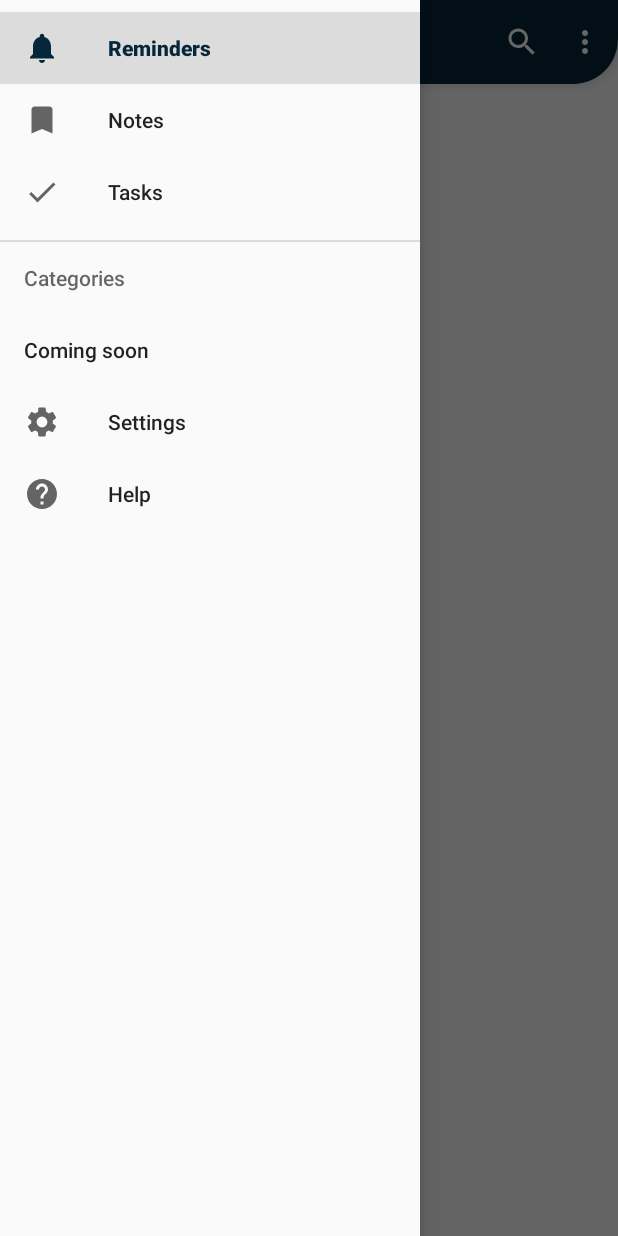
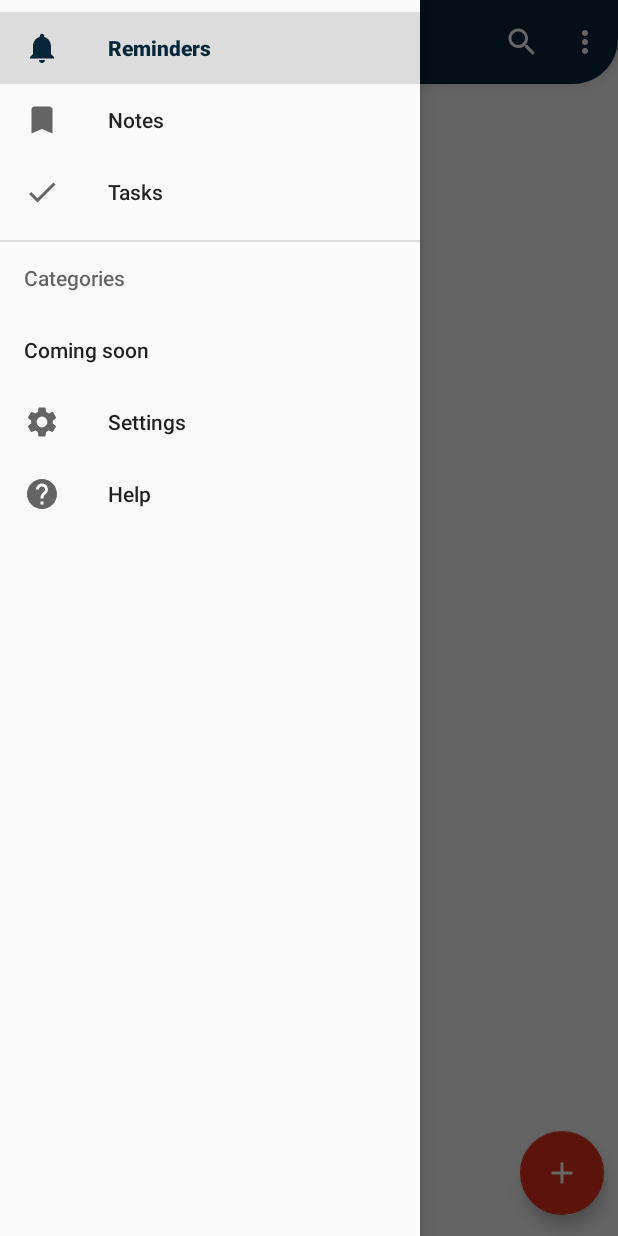
Before and after one commit to EGAMAGZ/Keeper-Deprecated-, an Android app: the fragment TasksFragment placed in its activity, with the side drawer open, on a phone screen of 412 x 824 dp. Run offline under Robolectric (Android 15) with nearby library versions, the phone set to English and light mode, and no system bars.

Commit message:
Added Floating button on TaskFragment that redirect to addTaskActivty, changed db in task_id the way to store task_id

```diff
--- a/app/src/main/java/com/android/keeper/MainActivity.java
+++ b/app/src/main/java/com/android/keeper/MainActivity.java
@@ -23,6 +23,7 @@ import android.widget.Toast;
 import com.android.keeper.fragments.NotesFragment;
 import com.android.keeper.fragments.RemindersFragment;
 import com.android.keeper.fragments.TasksFragment;
+import com.android.keeper.localdb.SQLiteConnection;
 
 public class MainActivity extends AppCompatActivity implements NavigationView.OnNavigationItemSelectedListener {
     private DrawerLayout drawer;
@@ -32,6 +33,8 @@ public class MainActivity extends AppCompatActivity implements NavigationView.On
     protected void onCreate(Bundle savedInstanceState) {
         super.onCreate(savedInstanceState);
         setContentView(R.layout.activity_main);
+
+        SQLiteConnection conn=new SQLiteConnection(this,"keeper_db",null,1);//Creation of Database(SQLite)
 
         NavigationView navigationView=findViewById(R.id.nav_view); //Gets Navigation View (Lateral Menu)
         navigationView.setNavigationItemSelectedListener(this); //Sets Item Listener to Navigation View
--- a/app/src/main/java/com/android/keeper/fragments/TasksFragment.java
+++ b/app/src/main/java/com/android/keeper/fragments/TasksFragment.java
@@ -1,19 +1,37 @@
 package com.android.keeper.fragments;
 
+import android.content.Intent;
 import android.os.Bundle;
 import android.support.annotation.NonNull;
 import android.support.annotation.Nullable;
+import android.support.design.widget.FloatingActionButton;
 import android.support.v4.app.Fragment;
 import android.view.LayoutInflater;
 import android.view.View;
 import android.view.ViewGroup;
 
+import com.android.keeper.AddTaskActivity;
 import com.android.keeper.R;
 
 public class TasksFragment extends Fragment {
+
+    private View fragmentView;
+    private FloatingActionButton addTaskBtn;
+
     @Nullable
     @Override
     public View onCreateView(@NonNull LayoutInflater inflater, @Nullable ViewGroup container, @Nullable Bundle savedInstanceState) {
-        return inflater.inflate(R.layout.fragment_tasks,container,false);
+        fragmentView=inflater.inflate(R.layout.fragment_tasks,container,false);
+
+        addTaskBtn =(FloatingActionButton) fragmentView.findViewById(R.id.addtask_flt_btn);
+        addTaskBtn.setOnClickListener(new View.OnClickListener() {
+            @Override
+            public void onClick(View view) {
+                Intent intent=new Intent(getActivity(), AddTaskActivity.class);
+                startActivity(intent);
+            }
+        });
+
+        return fragmentView;
     }
 }
--- a/app/src/main/java/com/android/keeper/localdb/utilities/TasksUtilities.java
+++ b/app/src/main/java/com/android/keeper/localdb/utilities/TasksUtilities.java
@@ -6,5 +6,5 @@ public class TasksUtilities {
     public static final String COLUMN_TASK_TITLE="task_title";
     public static final String COLUMN_TASK_DESCRIPTION="task_description";
 
-    public static final String CREATE_TASKS_TABLE="CREATE TABLE "+TABLE_NAME+"("+COLUMN_TASK_ID+" INTEGER,"+COLUMN_TASK_TITLE+" TEXT,"+COLUMN_TASK_DESCRIPTION+" TEXT)";
+    public static final String CREATE_TASKS_TABLE="CREATE TABLE "+TABLE_NAME+"("+COLUMN_TASK_ID+" INTEGER PRIMARY KEY NULL,"+COLUMN_TASK_TITLE+" TEXT,"+COLUMN_TASK_DESCRIPTION+" TEXT)";
 }
--- /dev/null
+++ b/app/src/main/res/drawable/ic_add_white_24dp.xml
@@ -0,0 +1,5 @@
+<vector android:height="24dp" android:tint="#FFFFFF"
+    android:viewportHeight="24.0" android:viewportWidth="24.0"
+    android:width="24dp" xmlns:android="http://schemas.android.com/apk/res/android">
+    <path android:fillColor="#FF000000" android:pathData="M19,13h-6v6h-2v-6H5v-2h6V5h2v6h6v2z"/>
+</vector>
--- a/app/src/main/res/layout/fragment_tasks.xml
+++ b/app/src/main/res/layout/fragment_tasks.xml
@@ -1,6 +1,18 @@
 <?xml version="1.0" encoding="utf-8"?>
-<android.support.constraint.ConstraintLayout
-    xmlns:android="http://schemas.android.com/apk/res/android" android:layout_width="match_parent"
+<android.support.constraint.ConstraintLayout xmlns:android="http://schemas.android.com/apk/res/android"
+    xmlns:app="http://schemas.android.com/apk/res-auto"
+    xmlns:tools="http://schemas.android.com/tools"
+    android:layout_width="match_parent"
     android:layout_height="match_parent">
 
+    <android.support.design.widget.FloatingActionButton
+        android:id="@+id/addtask_flt_btn"
+        android:layout_width="wrap_content"
+        android:layout_height="wrap_content"
+        android:layout_marginEnd="9dp"
+        android:layout_marginBottom="14dp"
+        android:clickable="true"
+        app:layout_constraintBottom_toBottomOf="parent"
+        app:layout_constraintEnd_toEndOf="parent"
+        app:srcCompat="@drawable/ic_add_white_24dp" />
 </android.support.constraint.ConstraintLayout>
```
Also changed, not shown: app/src/main/AndroidManifest.xml (+6 -3 lines), app/src/main/java/com/android/keeper/AddTaskActivity.java (added, +15 -0 lines), app/src/main/res/layout/activity_add_task.xml (added, +9 -0 lines).
